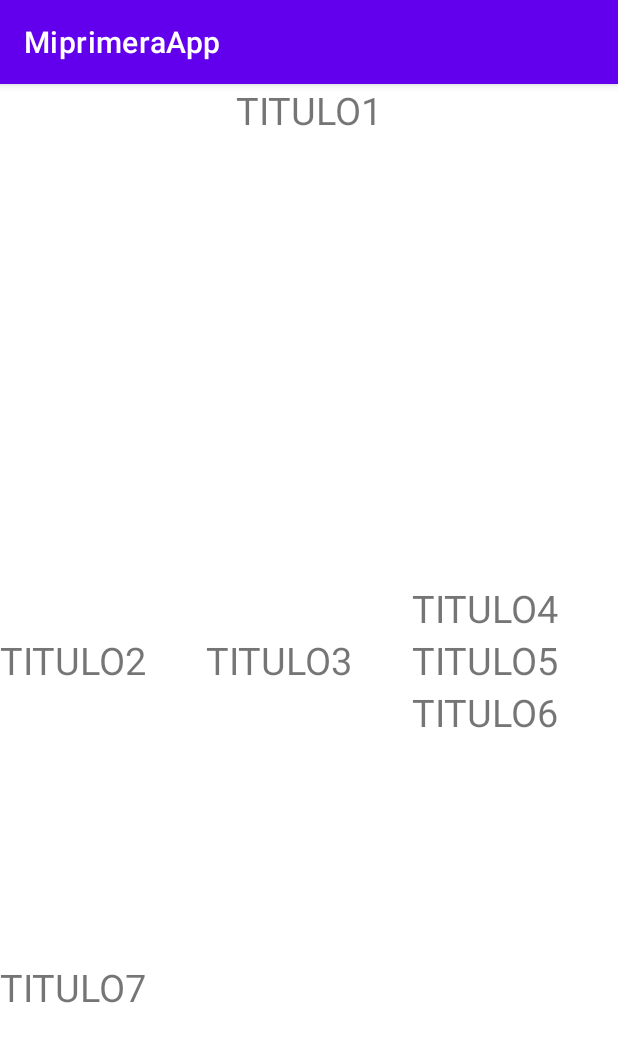
After one commit to SumomoAigasakilan/PruebaMovil1, an Android app: the Tercer_Pantalla screen opened directly, with no data from a screen before it, on a phone screen of 412 x 824 dp. The commit adds this screen. Shown: the top 1042 px of the screen. Run offline under Robolectric (Android 15) with nearby library versions, the phone set to English and light mode, and no system bars.

```diff
--- a/app/src/main/AndroidManifest.xml
+++ b/app/src/main/AndroidManifest.xml
@@ -1,6 +1,6 @@
 <?xml version="1.0" encoding="utf-8"?>
 <manifest xmlns:android="http://schemas.android.com/apk/res/android"
-    package="sumomo.aigasaki.miprimeraapp">
+    package="sumomo.aigasaki.miprimeraapp" >
 
     <application
         android:allowBackup="true"
@@ -8,9 +8,11 @@
         android:label="@string/app_name"
         android:roundIcon="@mipmap/ic_launcher_round"
         android:supportsRtl="true"
-        android:theme="@style/Theme.MiprimeraApp">
-        <activity android:name=".SegundaPantallaActivy"></activity>
-        <activity android:name=".MainActivity">
+        android:theme="@style/Theme.MiprimeraApp" >
+        <activity android:name=".Tercer_Pantalla" >
+        </activity>
+        <activity android:name=".SegundaPantallaActivy" />
+        <activity android:name=".MainActivity" >
             <intent-filter>
                 <action android:name="android.intent.action.MAIN" />
 
--- a/app/src/main/java/sumomo/aigasaki/miprimeraapp/MainActivity.java
+++ b/app/src/main/java/sumomo/aigasaki/miprimeraapp/MainActivity.java
@@ -43,8 +43,11 @@ public class MainActivity extends AppCompatActivity {
 
                 //le decimos que a la variable titulo Establesca el Texto del Objeto Actualizar Tome el Texto y lo haga un String
                 //la sentencia if es para validar que no acepte campo vacios
-                if (!CajaTexto.getText().toString().isEmpty())
+                if (!CajaTexto.getText().toString().isEmpty()){
                     titulo.setText(CajaTexto.getText().toString());
+                    CajaTexto.setText("");
+                }
+
                 else
                     mostrarMensaje(v);
             }
--- a/app/src/main/java/sumomo/aigasaki/miprimeraapp/SegundaPantallaActivy.java
+++ b/app/src/main/java/sumomo/aigasaki/miprimeraapp/SegundaPantallaActivy.java
@@ -2,8 +2,10 @@ package sumomo.aigasaki.miprimeraapp;
 
 import androidx.appcompat.app.AppCompatActivity;
 
+import android.content.Intent;
 import android.os.Bundle;
 import android.util.Log;
+import android.widget.Button;
 import android.widget.TextView;
 
 public class SegundaPantallaActivy extends AppCompatActivity {
@@ -22,6 +24,13 @@ public class SegundaPantallaActivy extends AppCompatActivity {
         String valorRecibido=getIntent().getExtras().getString("parametro1");
 
         SPtitulo.setText(valorRecibido);
+
+        Button Abrir=findViewById(R.id.btnAbrir);
+
+        Abrir.setOnClickListener((view->{
+            Intent abrir= new Intent(this,Tercer_Pantalla.class);
+            startActivity(abrir);
+        }));
     }
 
     @Override
--- /dev/null
+++ b/app/src/main/java/sumomo/aigasaki/miprimeraapp/Tercer_Pantalla.java
@@ -0,0 +1,13 @@
+package sumomo.aigasaki.miprimeraapp;
+
+import androidx.appcompat.app.AppCompatActivity;
+import android.os.Bundle;
+
+public class Tercer_Pantalla extends AppCompatActivity {
+
+    @Override
+    protected void onCreate(Bundle savedInstanceState) {
+        super.onCreate(savedInstanceState);
+        setContentView(R.layout.activity_tercer__pantalla);
+    }
+}
--- a/app/src/main/res/layout/activity_segunda_pantalla_activy.xml
+++ b/app/src/main/res/layout/activity_segunda_pantalla_activy.xml
@@ -16,4 +16,15 @@
         app:layout_constraintEnd_toEndOf="parent"
         app:layout_constraintStart_toStartOf="parent"
         app:layout_constraintTop_toTopOf="parent" />
+
+    <Button
+        android:id="@+id/btnAbrir"
+        android:layout_width="wrap_content"
+        android:layout_height="wrap_content"
+        android:text="Abrir 3era Pantalla"
+        app:layout_constraintBottom_toBottomOf="parent"
+        app:layout_constraintEnd_toEndOf="parent"
+        app:layout_constraintStart_toStartOf="parent"
+        app:layout_constraintTop_toBottomOf="@+id/TxtSPTitulo"
+        app:layout_constraintVertical_bias="0.663" />
 </androidx.constraintlayout.widget.ConstraintLayout>
--- /dev/null
+++ b/app/src/main/res/layout/activity_tercer__pantalla.xml
@@ -0,0 +1,91 @@
+<?xml version="1.0" encoding="utf-8"?>
+<LinearLayout
+    xmlns:android="http://schemas.android.com/apk/res/android"
+    xmlns:tools="http://schemas.android.com/tools"
+    xmlns:app="http://schemas.android.com/apk/res-auto"
+    android:layout_width="match_parent"
+    android:layout_height="match_parent"
+    android:orientation="vertical"
+    tools:context=".Tercer_Pantalla">
+
+    <TextView
+        android:id="@+id/txtTitulo1"
+        android:layout_width="match_parent"
+        android:layout_height="wrap_content"
+        android:layout_weight="1"
+        android:text="TITULO1"
+        android:textAlignment="center"
+        android:textSize="25sp"
+        tools:layout_editor_absoluteX="118dp"
+        tools:layout_editor_absoluteY="155dp"
+        android:layout_gravity="center" />
+
+    <LinearLayout
+        android:layout_width="match_parent"
+        android:layout_height="wrap_content"
+        android:layout_weight="2"
+        android:orientation="horizontal">
+
+        <TextView
+            android:id="@+id/txtTitulo2"
+            android:layout_width="wrap_content"
+            android:layout_height="wrap_content"
+            android:text="TITULO2"
+            android:textSize="25sp"
+            android:layout_weight="1"
+            android:layout_gravity="center"/>
+
+        <TextView
+            android:id="@+id/txtTitulo3"
+            android:layout_width="wrap_content"
+            android:layout_height="wrap_content"
+            android:text="TITULO3"
+            android:textSize="25sp"
+            android:layout_weight="1"
+            android:layout_gravity="center"/>
+
+           <LinearLayout
+               android:layout_width="wrap_content"
+               android:layout_height="wrap_content"
+               android:orientation="vertical"
+               android:layout_weight="1"
+               android:layout_gravity="center">
+
+               <TextView
+                   android:id="@+id/txtTitulo4"
+                   android:layout_width="wrap_content"
+                   android:layout_height="wrap_content"
+                   android:text="TITULO4"
+
+                   android:textSize="25sp"
+                   android:layout_weight="2"/>
+               <TextView
+                   android:id="@+id/txtTitulo5"
+                   android:layout_width="wrap_content"
+                   android:layout_height="wrap_content"
+                   android:text="TITULO5"
+                   android:textSize="25sp"
+                   android:layout_weight="2"/>
+
+               <TextView
+                   android:id="@+id/txtTitulo6"
+                   android:layout_width="wrap_content"
+                   android:layout_height="wrap_content"
+                   android:text="TITULO6"
+                   android:textSize="25sp"
+                   android:layout_weight="1"/>
+
+           </LinearLayout>
+
+    </LinearLayout>
+
+    <TextView
+        android:id="@+id/txtTitulo7"
+        android:layout_width="match_parent"
+        android:layout_height="wrap_content"
+        android:layout_weight="1"
+        android:text="TITULO7"
+        android:textSize="25sp"
+        tools:layout_editor_absoluteX="118dp"
+        tools:layout_editor_absoluteY="155dp" />
+</LinearLayout>
```
